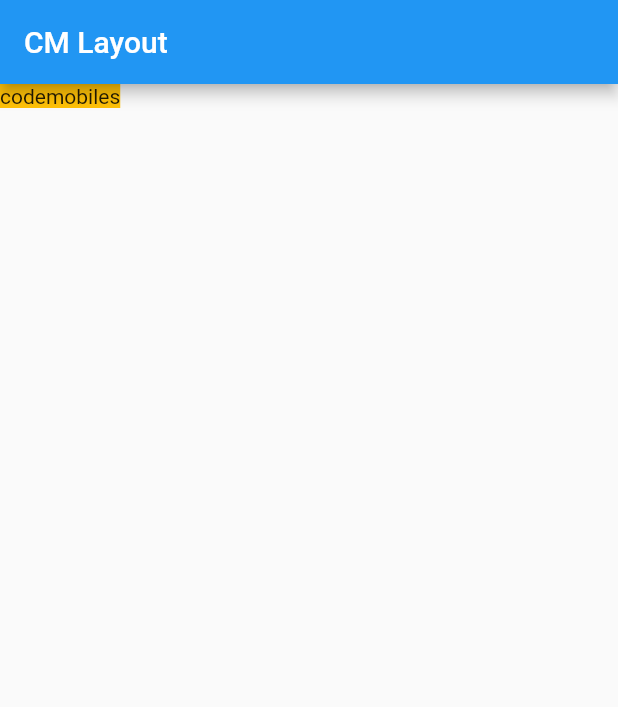
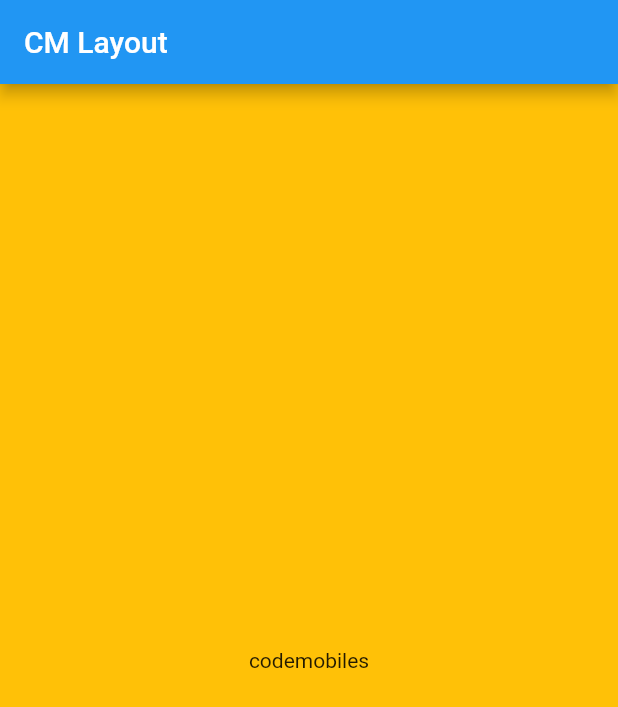
Before and after one commit to iiimomoniii/Flutter_App, a Flutter app: the screen it shows after launch, on a phone screen of 412 x 824 dp. Shown: the top 707 px of the screen. Run offline on Flutter 3.47's test engine with Material 2 defaults, Android fonts, the phone set to English and light mode, and no system bars.

Commit message:
Update Code
กำหนดตำเเหน่งของข้อความ

```diff
--- a/lib/main.dart
+++ b/lib/main.dart
@@ -21,6 +21,9 @@ class MyApp extends StatelessWidget {
         body: Container(
           //กำหนดสีพื่นหลังของ Container
           color: Colors.amber,
+          //alignment เป็นกำหนดตำเเหน่งของข้อความ
+          //FractionalOffset.center ให้ข้อความไปอยู่ตรงกลางจอ
+          alignment: FractionalOffset.center,
           //ถ้ามีข้อความเกิดขึ้นข้อความ พื่นหลังของ Container (color: Colors) จะมีการเปลี่ยนเเปลงตามขอบเขตของ ข้อความนั้น
           child: Text("codemobiles"),
         ),
```
